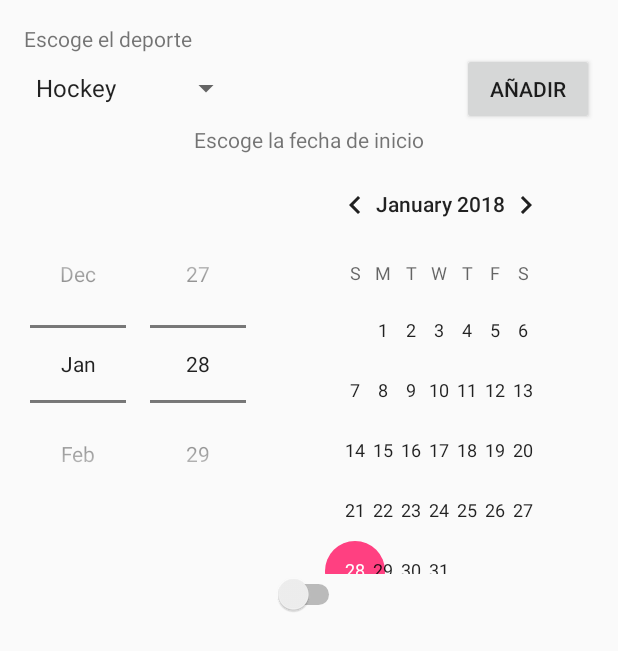
After one commit to Ezuazo/MugikirolApp_Android, an Android app: the layout formulario.xml on its own in the app's theme, with its tools: preview values and no code run, on a phone screen of 412 x 824 dp. The commit adds this screen. Shown: the top 651 px of the screen. Run offline under Robolectric (Android 15) with nearby library versions, the phone set to English and light mode, and no system bars; network calls fail.

Commit message:
Añadida funcionalidad de crear actividad de usuario Añadida vista de formulario Añadida clase Actividad Corregido un error en la obtención del id de usuario al hacer el login

```diff
--- a/app/src/main/AndroidManifest.xml
+++ b/app/src/main/AndroidManifest.xml
@@ -25,7 +25,7 @@
         <activity android:name=".MenuActivity" />
         <activity android:name=".ReglasActivity" />
         <activity android:name=".EstrategiaActivity" />
-        <activity android:name=".LexicoActivity"></activity>
+        <activity android:name=".LexicoActivity" />
     </application>
 
 </manifest>
--- a/app/src/main/java/Modelo/ServidorInterface.java
+++ b/app/src/main/java/Modelo/ServidorInterface.java
@@ -10,7 +10,9 @@
 
     public void addUser(Usuario user) throws IOException;
 
-    public boolean logIn(Usuario user) throws IOException;
+    public String logIn(Usuario user) throws IOException;
 
     public String stats() throws IOException;
+
+    void newActivity(Actividad activity) throws IOException;
 }
--- /dev/null
+++ b/app/src/main/res/layout/formulario.xml
@@ -0,0 +1,71 @@
+<?xml version="1.0" encoding="utf-8"?>
+<LinearLayout
+    xmlns:android="http://schemas.android.com/apk/res/android"
+    xmlns:app="http://schemas.android.com/apk/res-auto"
+    xmlns:tools="http://schemas.android.com/tools"
+    android:layout_width="match_parent"
+    android:layout_height="match_parent"
+    android:orientation="vertical"
+    android:padding="16dp"
+    >
+
+    <TextView
+        android:layout_width="wrap_content"
+        android:layout_height="wrap_content"
+        android:text="Escoge el deporte"
+        />
+    <GridLayout
+        android:layout_width="match_parent"
+        android:layout_height="wrap_content"
+        android:columnCount="2"
+        android:stretchMode="columnWidth">
+    <Spinner
+        android:id="@+id/spinneropcs"
+        android:layout_width="wrap_content"
+        android:layout_height="wrap_content"
+        android:entries="@array/opciones">
+    </Spinner>
+        <Button
+            android:id="@+id/submitbuton"
+            android:layout_width="wrap_content"
+            android:layout_height="wrap_content"
+            android:layout_gravity="right"
+            android:text="Añadir"
+            android:onClick="sendActivity"
+            />
+    </GridLayout>
+    <LinearLayout
+        android:layout_width="wrap_content"
+        android:layout_height="wrap_content"
+        android:orientation="vertical"
+        android:gravity="center"
+        >
+    <TextView
+        android:id="@+id/escogefecha"
+        android:layout_width="wrap_content"
+        android:layout_height="wrap_content"
+        android:text="Escoge la fecha de inicio"
+        />
+    <DatePicker
+        android:id="@+id/begindate"
+        android:layout_width="wrap_content"
+        android:layout_height="wrap_content"
+        android:datePickerMode="spinner">
+    </DatePicker>
+    <DatePicker
+        android:id="@+id/enddate"
+        android:layout_width="wrap_content"
+        android:layout_height="wrap_content"
+        android:datePickerMode="spinner"
+        android:visibility="gone">
+    </DatePicker>
+        <Switch
+            android:id="@+id/simpleSwitch"
+            android:layout_width="wrap_content"
+            android:layout_height="wrap_content"
+            android:checked="false"
+            android:textOff="Inicio"
+            android:textOn="Fin"/>
+    </LinearLayout>
+
+</LinearLayout>
--- a/app/src/main/res/values/strings.xml
+++ b/app/src/main/res/values/strings.xml
@@ -14,4 +14,10 @@
     <string name="palvolley">Remate;Rotación;Varillas;Plancha</string>
     <string name="defbalonmano">Posición del jugador que juega justo en la frontal del área, generalmente de espaldas a la portería para poder ver a sus compañeros y recibir el balón con mayor comodidad;Sanción máxima que se aplica al equipo defensor por impedir de manera antirreglamentaria la culminación de una ocasión manifiesta de gol. Consiste en la realización de un lanzamiento desde la línea de 7 metros;Infracción consistente en que un jugador posea el balón, lo bote, lo vuelva a coger y lo vuelva a botar;Se producen cuando el jugador que posee la pelota realiza más de cuatro apoyos consecutivos sin botar la pelota (lo cual implica un máximo de tres pasos).</string>
     <string name="palbalonmano">Pivote;Penalti;Dobles;Pasos</string>
+    <string-array name="opciones">
+        <item>Hockey</item>
+        <item>Baloncesto</item>
+        <item>Balonmano</item>
+        <item>Volley</item>
+    </string-array>
 </resources>
```
Also changed, not shown: app/src/main/java/Modelo/Actividad.java (added, +45 -0 lines), app/src/main/java/Modelo/Servidor.java (+20 -7 lines), app/src/main/java/eus/ehu/tta/mugikirolapp_android/MainActivity.java (+5 -4 lines), app/src/main/java/eus/ehu/tta/mugikirolapp_android/SportsActivity.java (+99 -4 lines).
